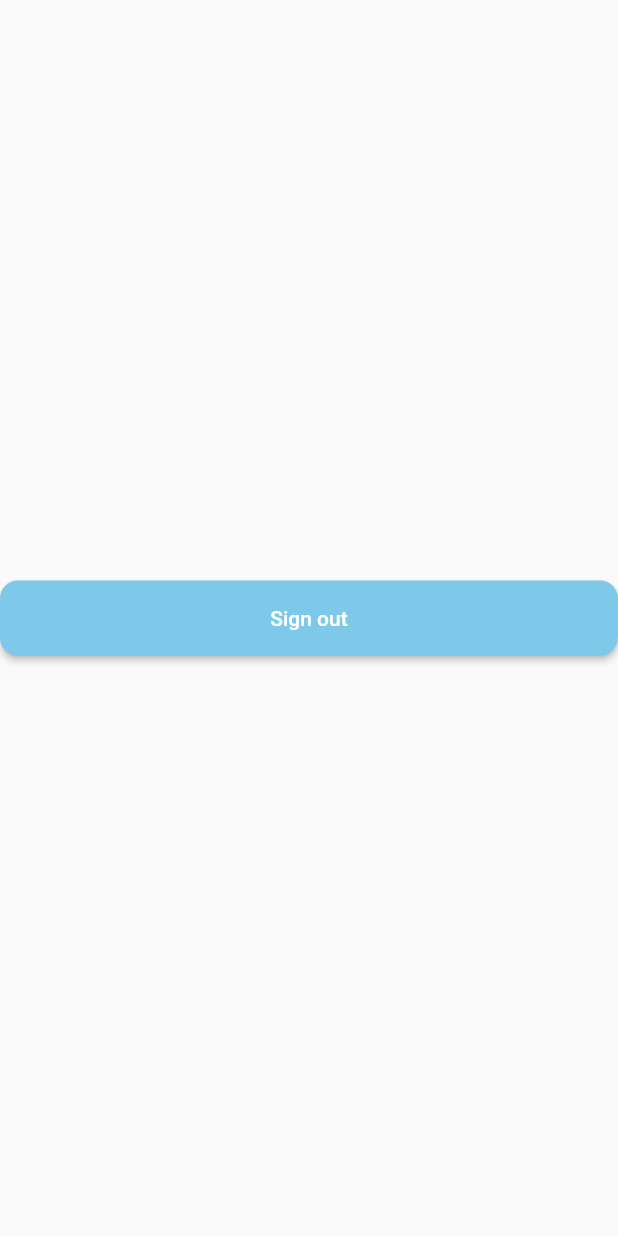
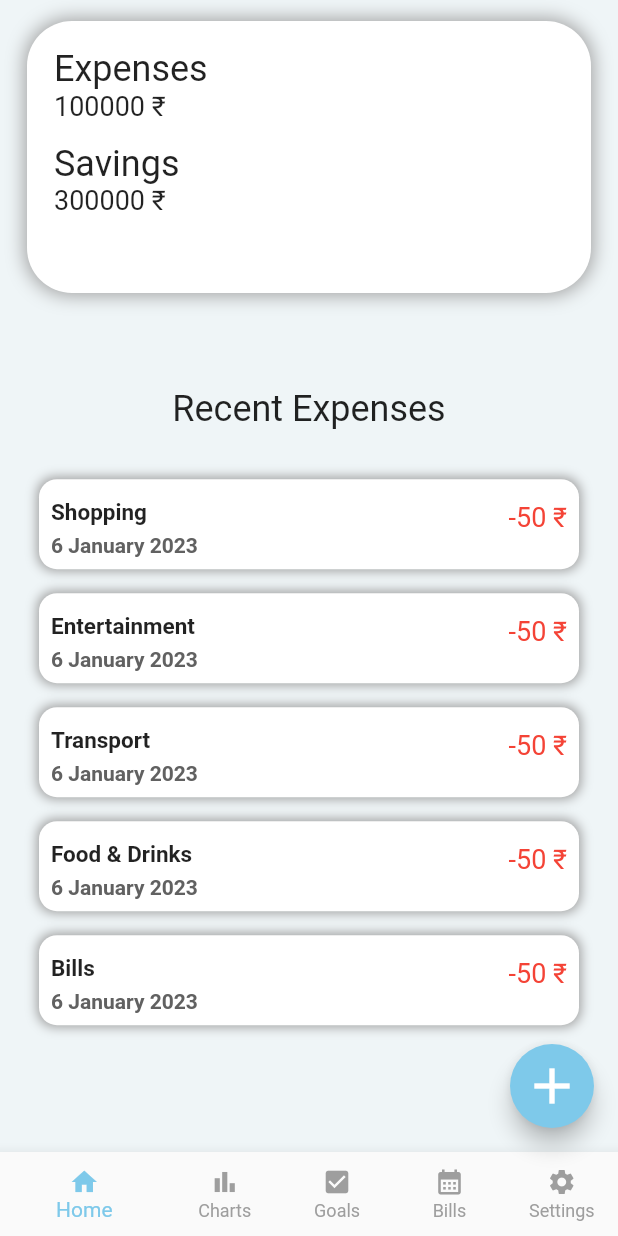
Before and after one commit to ratishjain12/Budget-Tracker-App, a Flutter app: the HomePage screen opened by its route, on a phone screen of 412 x 824 dp. Run offline on Flutter 3.47's test engine with Material 2 defaults, Android fonts, the phone set to English and light mode, and no system bars; our stand-ins replace cloud_firestore, firebase_auth, firebase_core, google_sign_in, shared_preferences; accounts and stored records are empty.

Commit message:
homepage design

```diff
--- a/lib/screens/home_page.dart
+++ b/lib/screens/home_page.dart
@@ -1,6 +1,8 @@
 import 'package:budget_tracker/screens/login_options/login_opt.dart';
 import 'package:budget_tracker/services/auth_service.dart';
+import 'package:budget_tracker/widgets/colors.dart';
 import 'package:budget_tracker/widgets/custom_button.dart';
+import 'package:budget_tracker/widgets/expense_tile.dart';
 import 'package:flutter/material.dart';
 import 'package:flutter/src/foundation/key.dart';
 import 'package:flutter/src/widgets/framework.dart';
@@ -13,15 +15,172 @@ class HomePage extends StatefulWidget {
 }
 
 class _HomePageState extends State<HomePage> {
+  List<Map<String, dynamic>> expenseData = [
+    {
+      'title': "Shopping",
+      'date': "6 January 2023",
+      'logo': "",
+      'money': 50,
+    },
+    {
+      'title': "Entertainment",
+      'date': "6 January 2023",
+      'logo': "",
+      'money': 50,
+    },
+    {
+      'title': "Transport",
+      'date': "6 January 2023",
+      'logo': "",
+      'money': 50,
+    },
+    {
+      'title': "Food & Drinks",
+      'date': "6 January 2023",
+      'logo': "",
+      'money': 50,
+    },
+    {
+      'title': "Bills",
+      'date': "6 January 2023",
+      'logo': "",
+      'money': 50,
+    },
+  ];
   @override
   Widget build(BuildContext context) {
+    var screeWidth = MediaQuery.of(context).size.width;
+    var screeHeight = MediaQuery.of(context).size.height;
     return Scaffold(
-      body: Center(
-        child: CustomButton(
-            child: Text("Sign out"),
-            onPressed: () {
-              signOut(context);
-            }),
+      floatingActionButton: FloatingActionButton(
+        onPressed: () {},
+        child: Icon(
+          Icons.add,
+          size: 40,
+          color: Colors.white,
+        ),
+        backgroundColor: AppColors.secondaryColor,
+      ),
+      bottomNavigationBar: BottomNavigationBar(
+          unselectedItemColor: Colors.grey,
+          selectedItemColor: AppColors.secondaryColor,
+          unselectedLabelStyle: TextStyle(color: Colors.grey),
+          showUnselectedLabels: true,
+          items: [
+            BottomNavigationBarItem(
+              icon: Icon(
+                Icons.home,
+                size: 20,
+              ),
+              label: "Home",
+            ),
+            BottomNavigationBarItem(
+              icon: Icon(Icons.bar_chart, size: 20),
+              label: "Charts",
+            ),
+            BottomNavigationBarItem(
+              icon: Icon(Icons.check_box, size: 20),
+              label: "Goals",
+            ),
+            BottomNavigationBarItem(
+              icon: Icon(Icons.calendar_month, size: 20),
+              label: "Bills",
+            ),
+            BottomNavigationBarItem(
+              icon: Icon(Icons.settings, size: 20),
+              label: "Settings",
+            ),
+          ]),
+      backgroundColor: AppColors.primaryColor,
+      body: SafeArea(
+        child: Column(
+          children: [
+            Padding(
+              padding:
+                  const EdgeInsets.symmetric(horizontal: 18.0, vertical: 14),
+              child: Container(
+                width: double.infinity,
+                height: screeHeight * 0.22,
+                decoration: BoxDecoration(
+                  color: Colors.white,
+                  borderRadius: BorderRadius.circular(30),
+                  boxShadow: [
+                    BoxShadow(
+                      blurRadius: 10.0,
+                      spreadRadius: 1,
+                      color: Colors.grey,
+                    )
+                  ],
+                ),
+                child: Container(
+                  margin: EdgeInsets.all(18),
+                  child: Column(
+                    crossAxisAlignment: CrossAxisAlignment.start,
+                    children: [
+                      Text(
+                        "Expenses",
+                        style: TextStyle(
+                          fontSize: 24,
+                        ),
+                      ),
+                      Text(
+                        "100000" + " " + "\u{20B9}",
+                        style: TextStyle(
+                          fontSize: 18,
+                        ),
+                      ),
+                      Padding(padding: EdgeInsets.all(7)),
+                      Text(
+                        "Savings",
+                        style: TextStyle(
+                          fontSize: 24,
+                        ),
+                      ),
+                      Text(
+                        "300000" + " " + "\u{20B9}",
+                        style: TextStyle(
+                          fontSize: 18,
+                        ),
+                      ),
+                    ],
+                  ),
+                ),
+              ),
+            ),
+            SizedBox(
+              height: screeHeight * 0.06,
+            ),
+            Text(
+              "Recent Expenses",
+              style: TextStyle(
+                fontSize: 24,
+              ),
+            ),
+            SizedBox(
+              height: screeHeight * 0.03,
+            ),
+            ListView.builder(
+              shrinkWrap: true,
+              itemCount: 5,
+              itemBuilder: ((context, index) {
+                return Padding(
+                  padding: const EdgeInsets.symmetric(horizontal: 18.0),
+                  child: ExpenseTile(
+                    title: expenseData[index]['title'],
+                    money: expenseData[index]['money'],
+                    date: expenseData[index]['date'],
+                  ),
+                );
+              }),
+            ),
+
+            // CustomButton(
+            //     child: Text("Sign out"),
+            //     onPressed: () {
+            //       signOut(context);
+            //     }),
+          ],
+        ),
       ),
     );
   }
--- /dev/null
+++ b/lib/widgets/expense_tile.dart
@@ -0,0 +1,90 @@
+// ignore_for_file: public_member_api_docs, sort_constructors_first
+import 'package:flutter/material.dart';
+import 'package:flutter/src/foundation/key.dart';
+import 'package:flutter/src/widgets/framework.dart';
+import 'package:flutter/widgets.dart';
+
+class ExpenseTile extends StatefulWidget {
+  final String title;
+  final int money;
+  final String date;
+
+  const ExpenseTile({
+    Key? key,
+    required this.title,
+    required this.money,
+    required this.date,
+  }) : super(key: key);
+
+  @override
+  State<ExpenseTile> createState() => _ExpenseTileState();
+}
+
+class _ExpenseTileState extends State<ExpenseTile> {
+  @override
+  Widget build(BuildContext context) {
+    print(widget.date);
+    return Container(
+      margin: EdgeInsets.all(8),
+      padding: EdgeInsets.all(8),
+      width: double.infinity,
+      height: 60,
+      decoration: BoxDecoration(
+        color: Colors.white,
+        borderRadius: BorderRadius.circular(12),
+        boxShadow: [
+          BoxShadow(
+            blurRadius: 6.0,
+            spreadRadius: 1,
+            color: Colors.grey,
+          )
+        ],
+      ),
+      child: Column(
+        crossAxisAlignment: CrossAxisAlignment.start,
+        mainAxisAlignment: MainAxisAlignment.center,
+        children: [
+          Row(
+            mainAxisAlignment: MainAxisAlignment.spaceBetween,
+            children: [
+              Text(
+                widget.title,
+                style: TextStyle(
+                  fontWeight: FontWeight.bold,
+                  fontSize: 15,
+                ),
+              ),
+              Padding(
+                padding: const EdgeInsets.only(top: 7.0),
+                child: Text(
+                  "-" + widget.money.toString() + " " + "\u{20B9}",
+                  style: TextStyle(
+                    color: Colors.red,
+                    fontSize: 18,
+                  ),
+                ),
+              ),
+            ],
+          ),
+          Row(
+            mainAxisAlignment: MainAxisAlignment.spaceBetween,
+            children: [
+              Text(
+                widget.date,
+                style: TextStyle(
+                  fontWeight: FontWeight.bold,
+                  fontSize: 14,
+                  color: Colors.grey[700],
+                ),
+              ),
+            ],
+          )
+        ],
+      ),
+    );
+  }
+}
+// // Text(
+//                     widget.date,
+//                     style: TextStyle(fontSize: 16, color: Colors.black),
+//                   ),
```
